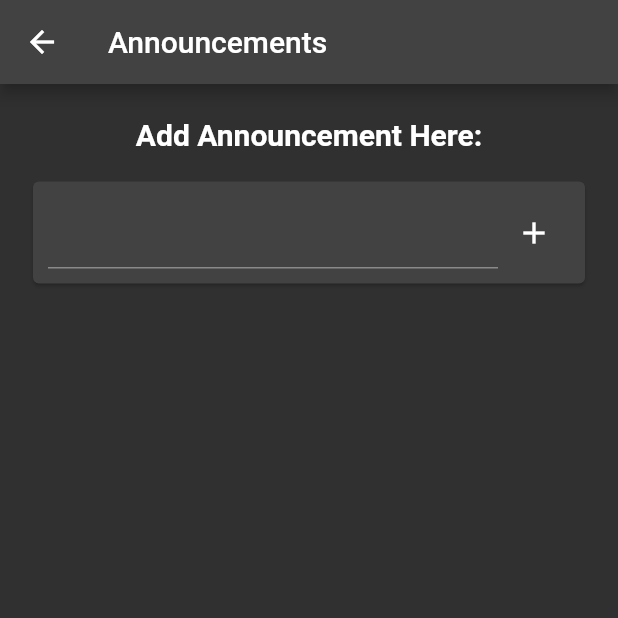
After one commit to seyyednaquib/apartment_management_system, a Flutter app: the screen it shows once a user with an empty profile is signed in, after a tap on "Announcements", on a phone screen of 412 x 824 dp, the top half of it. The commit adds this screen. Run offline on Flutter 3.47's test engine with Material 2 defaults, Android fonts, the phone set to English and light mode, and no system bars; our stand-ins replace firebase_auth, firebase_core, firebase_database, get; accounts and stored records are empty; network calls fail.

Commit message:
Add Announcement Create and Read with StreamBuilder

```diff
--- /dev/null
+++ b/lib/Contoller/announcement_controller.dart
@@ -0,0 +1,38 @@
+import 'package:apartment_management_system/MVVM/VIEW/announcement_page.dart';
+import 'package:apartment_management_system/Model/announcement.dart';
+import 'package:firebase_database/firebase_database.dart';
+import 'package:get/get.dart';
+
+class AnnouncementController extends GetxController {
+  Rxn<List<AnnouncementModelTEMP>> announcementList =
+      Rxn<List<AnnouncementModelTEMP>>();
+  List<AnnouncementModelTEMP>? get announcements => announcementList.value;
+
+  final _db = FirebaseDatabase.instance.ref();
+
+  Stream<List<AnnouncementModelTEMP>> getAnnouncementStream() {
+    final orderStream = _db.child('announcements').onValue;
+    final streamToPublish = orderStream.map((event) {
+      final orderMap =
+          Map<String, dynamic>.from(event.snapshot.value as dynamic);
+      final orderList = orderMap.entries.map((e) {
+        return AnnouncementModelTEMP.fromRTDB(
+            Map<String, dynamic>.from(e.value));
+      }).toList();
+      return orderList;
+    });
+    return streamToPublish;
+  }
+
+  Future<void> addAnnouncement(String content, String title) async {
+    try {
+      await _db.child('announcements/').push().set({
+        'title': title,
+        'content': content,
+        'dateCreated': DateTime.now().millisecondsSinceEpoch
+      }).then((_) => print('announcement Uploaded'));
+    } catch (e) {
+      print(e);
+    }
+  }
+}
--- /dev/null
+++ b/lib/MVVM/VIEW/announcement_page.dart
@@ -0,0 +1,79 @@
+import 'package:apartment_management_system/Contoller/announcement_controller.dart';
+import 'package:apartment_management_system/Model/announcement.dart';
+import 'package:firebase_database/firebase_database.dart';
+import 'package:flutter/material.dart';
+
+class Announcement extends StatefulWidget {
+  const Announcement({Key? key}) : super(key: key);
+
+  @override
+  State<Announcement> createState() => _AnnouncementState();
+}
+
+class _AnnouncementState extends State<Announcement> {
+  final database = FirebaseDatabase.instance.ref();
+
+  @override
+  Widget build(BuildContext context) {
+    final TextEditingController _anounController = TextEditingController();
+    return Scaffold(
+        appBar: AppBar(title: Text('Announcements')),
+        body: Padding(
+            padding: const EdgeInsets.all(2),
+            child: Column(
+              children: [
+                const SizedBox(
+                  height: 20,
+                ),
+                const Text(
+                  "Add Announcement Here:",
+                  style: TextStyle(
+                    fontSize: 20,
+                    fontWeight: FontWeight.bold,
+                  ),
+                ),
+                Card(
+                    margin: const EdgeInsets.all(20),
+                    child: Padding(
+                        padding: const EdgeInsets.all(10.0),
+                        child: Row(children: [
+                          Expanded(
+                            child: TextFormField(
+                              controller: _anounController,
+                            ),
+                          ),
+                          IconButton(
+                            icon: const Icon(Icons.add),
+                            onPressed: () {
+                              if (_anounController.text != "") {
+                                AnnouncementController().addAnnouncement(
+                                    _anounController.text, 'New Title');
+                                _anounController.clear();
+                              }
+                            },
+                          ),
+                        ]))),
+                StreamBuilder(
+                    stream: AnnouncementController().getAnnouncementStream(),
+                    builder: (context, snapshot) {
+                      final tileList = <ListTile>[];
+                      if (snapshot.hasData) {
+                        final myOrders =
+                            snapshot.data as List<AnnouncementModelTEMP>;
+                        tileList.addAll(myOrders.map((nextorder) {
+                          return ListTile(
+                            leading: Icon(Icons.newspaper_outlined),
+                            title: Text(nextorder.title),
+                            subtitle: Text(nextorder.content + ' S'),
+                          );
+                        }));
+                      }
+                      return Expanded(
+                          child: ListView(
+                        children: tileList,
+                      ));
+                    })
+              ],
+            )));
+  }
+}
--- a/lib/MVVM/VIEW/belajar_reatltime.dart
+++ b/lib/MVVM/VIEW/belajar_reatltime.dart
@@ -1,4 +1,5 @@
 import 'package:apartment_management_system/Contoller/userController.dart';
+import 'package:apartment_management_system/MVVM/VIEW/announcement_page.dart';
 import 'package:apartment_management_system/MVVM/VIEW/read%20copy.dart';
 import 'package:apartment_management_system/MVVM/VIEW/read.dart';
 import 'package:apartment_management_system/MVVM/VIEW/write.dart';
@@ -60,6 +61,15 @@ class HomeStudyRT extends GetWidget<AuthController> {
             ),
             ElevatedButton(
                 onPressed: () {
+                  Get.to(Announcement());
+                },
+                child: Text('Announcements')),
+            SizedBox(
+              height: 6,
+              width: MediaQuery.of(context).size.width,
+            ),
+            ElevatedButton(
+                onPressed: () {
                   controller.signOut();
                 },
                 child: Text('LOGOUT')),
--- /dev/null
+++ b/lib/Model/announcement.dart
@@ -0,0 +1,17 @@
+import 'package:get/get.dart';
+
+class AnnouncementModelTEMP {
+  final String content;
+  final String title;
+  final String date;
+
+  AnnouncementModelTEMP(
+      {required this.content, required this.title, required this.date});
+
+  factory AnnouncementModelTEMP.fromRTDB(Map<String, dynamic> data) {
+    return AnnouncementModelTEMP(
+        content: data['content'] ?? 'drink',
+        title: data['title'] ?? 'UnknownSs',
+        date: data['time'] ?? 'unknownTIME');
+  }
+}
--- a/lib/Model/cafe_model.dart
+++ b/lib/Model/cafe_model.dart
@@ -46,6 +46,7 @@ class Order {
       required this.price,
       required this.customerName,
       required this.date});
+
   factory Order.fromRTDB(Map<String, dynamic> data) {
     return Order(
         description: data['description'] ?? 'drink',
--- a/lib/main.dart
+++ b/lib/main.dart
@@ -1,15 +1,8 @@
 import 'package:apartment_management_system/Contoller/bindings/authBinding.dart';
 import 'package:apartment_management_system/Contoller/bindings/root.dart';
-import 'package:apartment_management_system/MVVM/VIEW/belajar_reatltime.dart';
-import 'package:apartment_management_system/MVVM/VIEW/login.dart';
-import 'package:apartment_management_system/MVVM/VIEW/read%20copy.dart';
-import 'package:apartment_management_system/MVVM/VIEW/read.dart';
-import 'package:apartment_management_system/MVVM/VIEW/write.dart';
-import 'package:apartment_management_system/Model/cafe_model.dart';
 import 'package:flutter/material.dart';
 import 'package:firebase_core/firebase_core.dart';
 import 'package:get/get.dart';
-import 'package:provider/provider.dart';
 
 void main() async {
   WidgetsFlutterBinding.ensureInitialized();
@@ -45,6 +38,7 @@ class _MyHomePageState extends State<MyHomePage> {
     return GetMaterialApp(
       initialBinding: AuthBinding(),
       home: Root(),
+      theme: ThemeData.dark(),
     );
   }
 }
```
